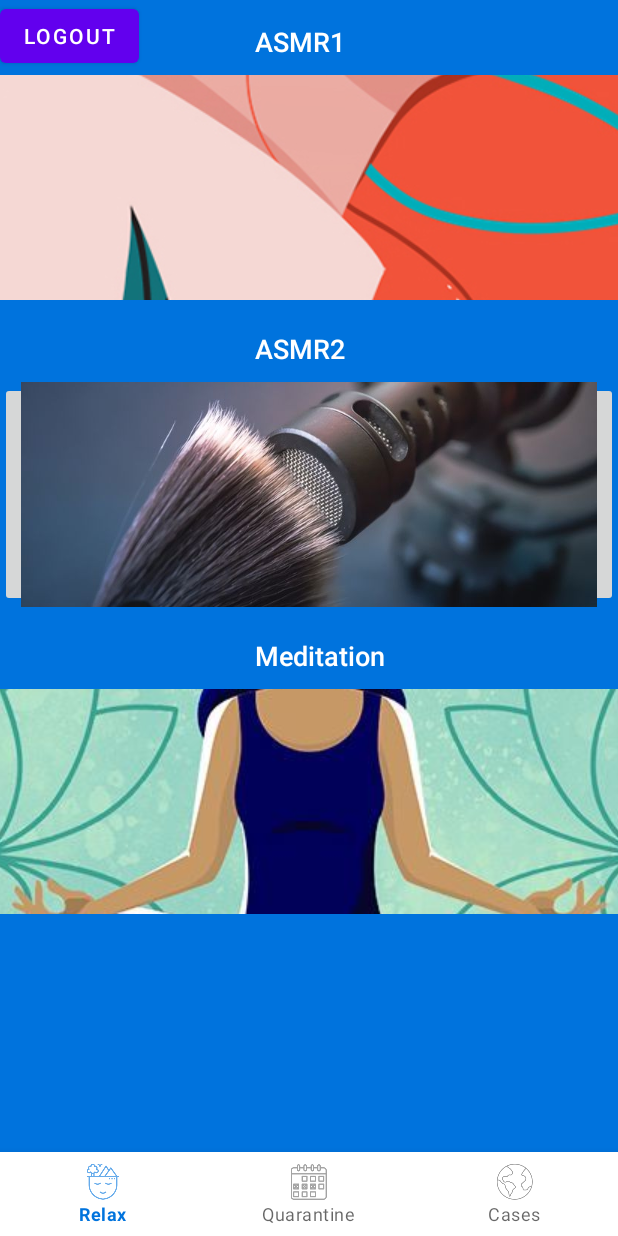
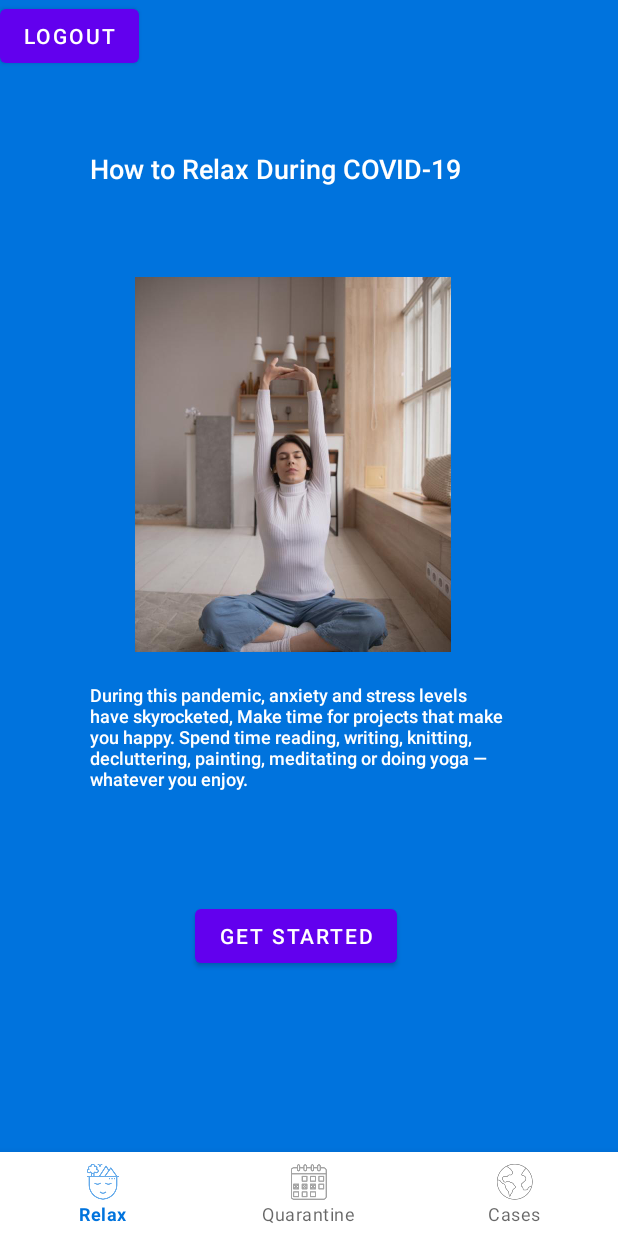
Before and after one commit to Awkk/CoronaWay, an Android app: the RelaxFragment screen opened through its navigation route, on a phone screen of 412 x 824 dp. Run offline under Robolectric (Android 15) with nearby library versions, the phone set to English and light mode, and no system bars; our stand-ins replace Firebase (no records; nobody signed in at launch, a user with empty details on screens opened directly), navigation-ui; network calls fail.

Commit message:
relax page added

```diff
--- a/app/src/main/java/com/awisme/coronaway/RelaxFragment.java
+++ b/app/src/main/java/com/awisme/coronaway/RelaxFragment.java
@@ -5,10 +5,13 @@ import android.net.Uri;
 import android.os.Bundle;
 
 import androidx.fragment.app.Fragment;
+import androidx.fragment.app.FragmentManager;
+import androidx.fragment.app.FragmentTransaction;
 
 import android.view.LayoutInflater;
 import android.view.View;
 import android.view.ViewGroup;
+import android.widget.Button;
 import android.widget.ImageButton;
 
 /**
@@ -28,9 +31,7 @@ public class RelaxFragment extends Fragment {
     // TODO: Rename and change types of parameters
     private String mParam1;
     private String mParam2;
-    private ImageButton link1;
-    private ImageButton link2;
-    private ImageButton link3;
+
 
     public RelaxFragment() {
         // Required empty public constructor
@@ -68,17 +69,6 @@ public class RelaxFragment extends Fragment {
     }
 
 
-
-    public void click_btn(String url){
-        Intent intent = new Intent(Intent.ACTION_VIEW);
-        intent.setData(Uri.parse(url));
-        startActivity(intent);
-    }
-
-    public void click_intent(Intent intent){
-        startActivity(intent);
-    }
-
     @Override
     public View onCreateView(LayoutInflater inflater, ViewGroup container,
                              Bundle savedInstanceState) {
@@ -88,66 +78,47 @@ public class RelaxFragment extends Fragment {
 
 
 
-}
+    }
+
+
+    Button btnstart;
+    public void click_intent(Intent intent){
+        startActivity(intent);
+    }
+
     @Override
     public void onViewCreated(View view, Bundle savedInstanceState) {
         super.onViewCreated(view, savedInstanceState);
+        btnstart = getView().findViewById(R.id.buttonstart);
 
-        link1 = (ImageButton) getView().findViewById(R.id.link1);
-        link2 = (ImageButton) getView().findViewById(R.id.link2);
-        link3 = (ImageButton) getView().findViewById(R.id.link3);
-
-        link1.setOnClickListener(new View.OnClickListener() {
+        btnstart.setOnClickListener(new View.OnClickListener() {
             @Override
             public void onClick(View v) {
-                Intent intent = new Intent(getActivity(), RelaxVideoActivity.class);
-                click_intent(intent);
+//                Intent intent = new Intent(getActivity(), RelaxFragment.class);
+//                click_intent(intent);
+
+//                FragmentManager fm = getFragmentManager();
+//                FragmentTransaction ft = fm.beginTransaction();
+//                RelaxFragment llf = new RelaxFragment();
+//                ft.replace(R.id.fragment_relax1, llf);
+//                ft.commit();
+
+                VideoOptionActivity fragmentB = new VideoOptionActivity();
+                getFragmentManager().beginTransaction()
+                        .replace(R.id.videooption, fragmentB)
+                        .addToBackStack(RelaxFragment.class.getSimpleName())
+                        .commit();
+
+
             }
         });
 
-
-        link2.setOnClickListener(new View.OnClickListener() {
-            @Override
-            public void onClick(View v) {
-                Intent intent = new Intent(getActivity(), RelaxVideoActivity2.class);
-                click_intent(intent);
-            }
-        });
-
-        link3.setOnClickListener(new View.OnClickListener() {
-            @Override
-            public void onClick(View v) {
-                Intent intent = new Intent(getActivity(), RelaxVideoActivity3.class);
-                click_intent(intent);
-            }
-        });
-
-
-//        link1.setOnClickListener(new View.OnClickListener() {
-//            @Override
-//            public void onClick(View v) {
-//
-//                click_btn("https://www.youtube.com/watch?v=1aPyoklnNCY&t=28s");
-//            }
-//        });
-
-//        link2.setOnClickListener(new View.OnClickListener() {
-//            @Override
-//            public void onClick(View v) {
-//                click_btn("https://www.youtube.com/watch?v=q76bMs-NwRk&t=174s");
-//            }
-//        });
-
-//        link3.setOnClickListener(new View.OnClickListener() {
-//            @Override
-//            public void onClick(View v) {
-//                click_btn("https://www.youtube.com/watch?v=O-6f5wQXSu8");
-//            }
-//        });
     }
 
 
 
 
 
+
+
 }
--- a/app/src/main/res/layout/fragment_relax.xml
+++ b/app/src/main/res/layout/fragment_relax.xml
@@ -5,13 +5,14 @@
     android:layout_height="match_parent"
     xmlns:app="http://schemas.android.com/apk/res-auto"
     tools:context=".RelaxFragment"
+    android:id="@+id/videooption"
     android:background="@color/colorMainBlue">
 
     <!-- TODO: Update blank fragment layout -->
 
     <ScrollView
         android:id="@+id/event1_inner"
-        android:layout_width="wrap_content"
+        android:layout_width="match_parent"
         android:layout_height="wrap_content"
         android:scrollbars="none"
         app:layout_constraintBottom_toBottomOf="parent"
@@ -28,132 +29,51 @@
             <TextView
                 android:layout_width="match_parent"
                 android:layout_height="match_parent"
-            android:layout_marginStart="170dp"
-            android:layout_marginTop="15dp"
+                android:layout_marginStart="60dp"
+                android:layout_marginTop="100dp"
+                android:layout_marginEnd="100dp"
                 android:layout_marginBottom="10dp"
                 android:fontFamily="sans-serif-medium"
-            android:text="ASMR1"
+                android:text="How to Relax During COVID-19"
                 android:textColor="@color/design_default_color_background"
                 android:textSize="18sp" />
 
-        <ImageButton
+            <ImageView
                 android:id="@+id/link1"
-            android:layout_width="match_parent"
+                android:layout_width="250dp"
+                android:layout_height="250dp"
+                android:layout_marginStart="70dp"
+                android:layout_marginTop="50dp"
                 android:scaleType="center"
-            android:src="@drawable/asmr111"
-            android:layout_height="150dp" />
+                android:src="@drawable/palceholder" />
 
             <TextView
                 android:layout_width="match_parent"
                 android:layout_height="match_parent"
-            android:layout_marginStart="170dp"
+                android:layout_marginStart="60dp"
                 android:layout_marginTop="20dp"
-            android:layout_marginEnd="20dp"
+                android:layout_marginEnd="50dp"
                 android:layout_marginBottom="10dp"
                 android:fontFamily="sans-serif-medium"
-            android:text="ASMR2"
+                android:text="@string/sentence"
                 android:textColor="@color/design_default_color_background"
-            android:textSize="18sp" />
+                android:textSize="12sp" />
 
 
-    <ImageButton
-        android:id="@+id/link2"
-        android:layout_width="match_parent"
-        android:layout_height="150dp"
-        android:scaleType="center"
-        android:src="@drawable/asmr2"
-
-        />
-
-        <TextView
+        </LinearLayout>
+    </ScrollView>
+    <LinearLayout
         android:layout_width="match_parent"
         android:layout_height="match_parent"
-            android:layout_marginStart="170dp"
-            android:layout_marginTop="20dp"
-            android:layout_marginEnd="20dp"
-            android:layout_marginBottom="10dp"
-            android:fontFamily="sans-serif-medium"
-            android:text="Meditation"
-            android:textColor="@color/design_default_color_background"
-            android:textSize="18sp" />
-
-    <ImageButton
-        android:id="@+id/link3"
-        android:layout_width="match_parent"
-        android:layout_height="150dp"
-        android:scaleType="center"
-
-        android:src="@drawable/med1" />
-
-
-
-
-<!--        <ScrollView-->
-<!--            android:id="@+id/event1_inner"-->
-<!--            android:layout_width="wrap_content"-->
-<!--            android:layout_height="wrap_content"-->
-<!--            android:scrollbars="none"-->
-<!--            app:layout_constraintBottom_toBottomOf="parent"-->
-<!--            app:layout_constraintEnd_toEndOf="parent"-->
-<!--            app:layout_constraintStart_toStartOf="parent"-->
-
-<!--            app:layout_constraintVertical_bias="0.9">-->
-
-<!--            <LinearLayout-->
-<!--                android:layout_width="match_parent"-->
-<!--                android:layout_height="match_parent"-->
-<!--                android:orientation="vertical">-->
-<!--                <TextView-->
-<!--                    android:layout_width="match_parent"-->
-<!--                    android:layout_height="match_parent"-->
-<!--                    android:layout_marginTop="15dp"-->
-<!--                    android:layout_marginBottom="10dp"-->
-<!--                    android:gravity="center"-->
-<!--                    android:text="ASMR1" />-->
-
-    <!--    <ImageView-->
-    <!--        android:id="@+id/event1inList"-->
-    <!--        android:layout_width="match_parent"-->
-    <!--        android:layout_height="wrap_content"-->
-    <!--        android:layout_marginTop="15sp"-->
-    <!--        android:layout_marginBottom="5sp"-->
-    <!--        app:srcCompat="@drawable/asmr1" />-->
-
-    <!--            <TextView-->
-    <!--                android:layout_width="match_parent"-->
-    <!--                android:layout_height="match_parent"-->
-    <!--                android:layout_marginTop="15dp"-->
-    <!--                android:layout_marginBottom="10dp"-->
-    <!--                android:gravity="center"-->
-    <!--                android:text="ASMR2" />-->
-
-    <!--    <ImageView-->
-    <!--        android:id="@+id/event2inList"-->
-    <!--        android:layout_width="match_parent"-->
-    <!--        android:layout_height="wrap_content"-->
-    <!--        android:layout_marginTop="15sp"-->
-    <!--        android:layout_marginBottom="5sp"-->
-    <!--        app:srcCompat="@drawable/asmr2" />-->
-
-
-    <!--            <TextView-->
-    <!--                android:layout_width="match_parent"-->
-    <!--                android:layout_height="match_parent"-->
-    <!--                android:layout_marginTop="15dp"-->
-    <!--                android:layout_marginBottom="10dp"-->
-    <!--                android:gravity="center"-->
-    <!--                android:text="MEDITATION" />-->
-
-
-    <!--    <ImageView-->
-    <!--        android:id="@+id/event4inList"-->
-    <!--        android:layout_width="match_parent"-->
-    <!--        android:layout_height="wrap_content"-->
-    <!--        android:layout_marginTop="15sp"-->
-    <!--        android:layout_marginBottom="5sp"-->
-    <!--        app:srcCompat="@drawable/meditation1" />-->
+        android:orientation="vertical">
+        <Button
+            android:id="@+id/buttonstart"
+            android:layout_marginStart="130dp"
+            android:layout_marginTop="600dp"
+            android:layout_width="wrap_content"
+            android:layout_height="wrap_content"
+            android:text="Get Started" />
     </LinearLayout>
-        </ScrollView>
 
 
 </FrameLayout>
--- a/app/src/main/res/values/strings.xml
+++ b/app/src/main/res/values/strings.xml
@@ -45,5 +45,6 @@
     <string name="lets_begin">Let\'s Begin</string>
     <string name="prompt_name">Full Name</string>
     <string name="no_result_found">No result found</string>
+    <string name="sentence">During this pandemic, anxiety and stress levels have skyrocketed, Make time for projects that make you happy. Spend time reading, writing, knitting, decluttering, painting, meditating or doing yoga — whatever you enjoy.</string>
 
 </resources>
```
Also changed, not shown: app/src/main/java/com/awisme/coronaway/VideoOptionActivity.java (added, +99 -0 lines), app/src/main/res/layout/fragment_videooption.xml (added, +160 -0 lines), app/src/main/res/drawable-xxhdpi/palceholder.jpg (added). Lines whose indentation alone changed are shown as unchanged.
